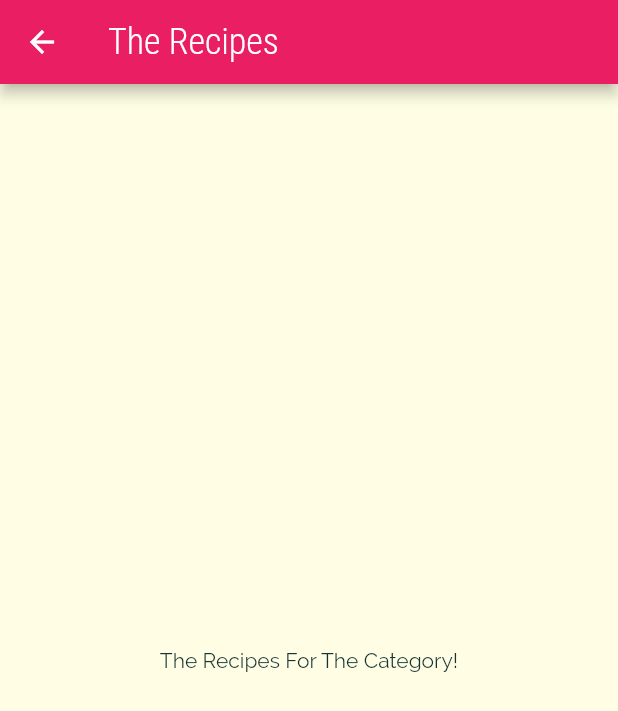
After one commit to Kcruz24/meals-app-flutter, a Flutter app: the screen it shows after launch, after a tap on "Italian", on a phone screen of 412 x 824 dp. The commit adds this screen. Shown: the top 711 px of the screen. Run offline on Flutter 3.47's test engine with Material 2 defaults, Android fonts, the phone set to English and light mode, and no system bars.

Commit message:
[162] Navigating to a New Page

```diff
--- a/lib/category_item.dart
+++ b/lib/category_item.dart
@@ -1,4 +1,6 @@
 import 'package:flutter/material.dart';
+
+import 'category_meals_screen.dart';
 
 class CategoryItem extends StatelessWidget {
   final String _title;
@@ -6,9 +8,23 @@ class CategoryItem extends StatelessWidget {
 
   CategoryItem(this._title, this._color);
 
+  void selectCategory(BuildContext ctx) {
+    Navigator.of(ctx).push(
+      MaterialPageRoute(
+        builder: (_) {
+          return CategoryMealsScreen();
+        },
+      ),
+    );
+  }
+
   @override
   Widget build(BuildContext context) {
-    return Container(
+    return InkWell(
+      onTap: () => selectCategory(context),
+      splashColor: Theme.of(context).primaryColor,
+      borderRadius: BorderRadius.circular(15),
+      child: Container(
         padding: const EdgeInsets.all(15),
         child: Text(
           _title,
@@ -22,6 +38,7 @@ class CategoryItem extends StatelessWidget {
           ),
           borderRadius: BorderRadius.circular(15),
         ),
+      ),
     );
   }
 }
--- /dev/null
+++ b/lib/category_meals_screen.dart
@@ -0,0 +1,15 @@
+import 'package:flutter/material.dart';
+
+class CategoryMealsScreen extends StatelessWidget {
+  @override
+  Widget build(BuildContext context) {
+    return Scaffold(
+      appBar: AppBar(
+        title: Text('The Recipes'),
+      ),
+      body: Center(
+        child: Text('The Recipes For The Category!'),
+      ),
+    );
+  }
+}
```
Lines whose indentation alone changed are shown as unchanged.
